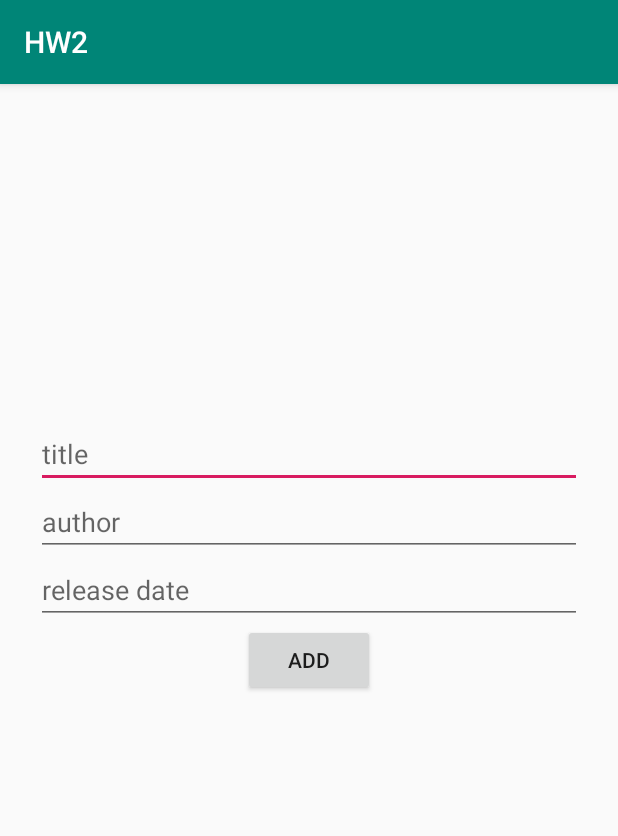
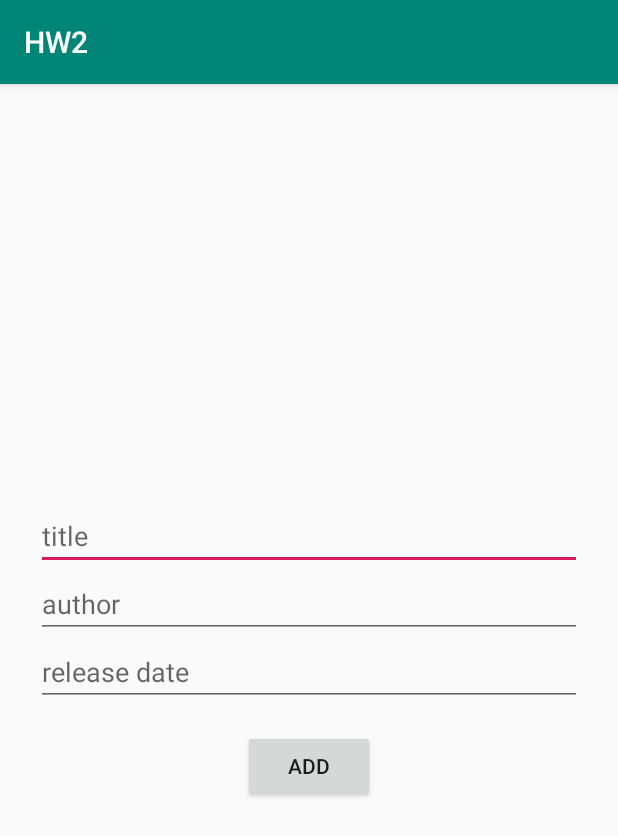
Before and after one commit to JustynaH/HW2, an Android app: the ItemAddFragment screen opened directly, with no data from a screen before it, on a phone screen of 412 x 824 dp. Shown: the top 836 px of the screen. Run offline under Robolectric (Android 15) with nearby library versions, the phone set to English and light mode, and no system bars.

Commit message:
Update fragment_item_add.xml

```diff
--- a/app/src/main/res/layout/fragment_item_add.xml
+++ b/app/src/main/res/layout/fragment_item_add.xml
@@ -39,9 +39,10 @@
         android:layout_marginTop="16dp"
         android:layout_marginEnd="16dp"
         android:hint="@string/date"
-        app:layout_constraintBottom_toTopOf="@id/addButton"
+        app:layout_constraintBottom_toBottomOf="parent"
         app:layout_constraintEnd_toEndOf="parent"
-        app:layout_constraintStart_toStartOf="parent" />
+        app:layout_constraintStart_toStartOf="parent"
+        app:layout_constraintTop_toTopOf="parent" />
 
     <Button
         android:id="@+id/addButton"
@@ -50,9 +51,8 @@
         android:layout_margin="16dp"
         android:onClick="addClick"
         android:text="@string/add"
-        app:layout_constraintBottom_toBottomOf="parent"
+        app:layout_constraintTop_toBottomOf="@id/ItemAddDate"
         app:layout_constraintEnd_toEndOf="parent"
-        app:layout_constraintStart_toStartOf="parent"
-        app:layout_constraintTop_toTopOf="parent" />
+        app:layout_constraintStart_toStartOf="parent" />
 
 </android.support.constraint.ConstraintLayout>
```
